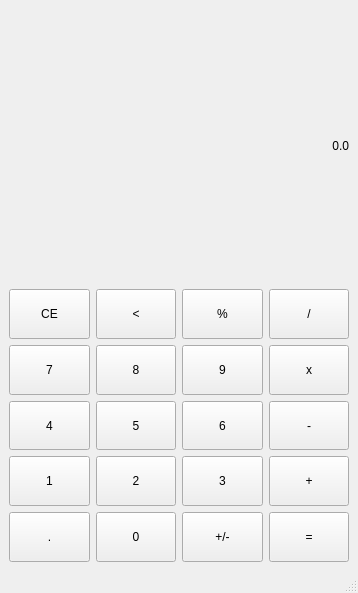
The window that claclulator/mainwindow.ui (UniversityWorks/oop) describes before a commit, drawn with Qt 5.
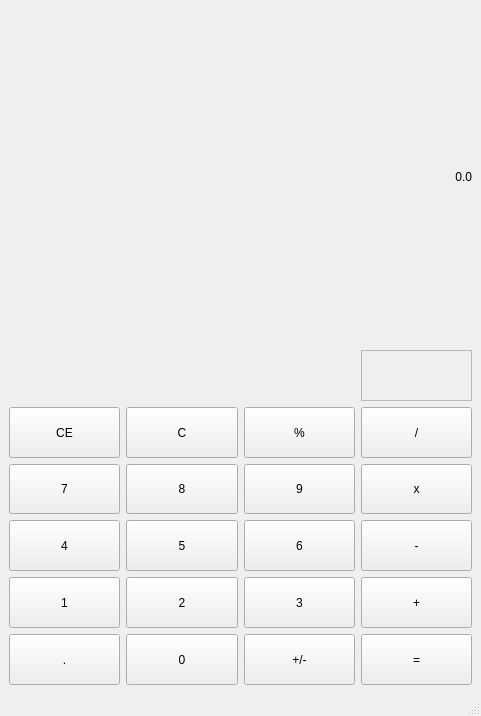
The same window after the commit.

```diff
--- a/claclulator/mainwindow.ui
+++ b/claclulator/mainwindow.ui
@@ -6,8 +6,8 @@
    <rect>
     <x>0</x>
     <y>0</y>
-    <width>358</width>
-    <height>593</height>
+    <width>481</width>
+    <height>716</height>
    </rect>
   </property>
   <property name="windowTitle">
@@ -36,101 +36,23 @@
     </item>
     <item>
      <layout class="QGridLayout" name="gridLayout">
-      <item row="4" column="1">
-       <widget class="QPushButton" name="Zero">
-        <property name="sizePolicy">
-         <sizepolicy hsizetype="Preferred" vsizetype="Preferred">
-          <horstretch>0</horstretch>
-          <verstretch>0</verstretch>
-         </sizepolicy>
-        </property>
-        <property name="text">
-         <string>0</string>
-        </property>
-       </widget>
-      </item>
-      <item row="3" column="1">
-       <widget class="QPushButton" name="Button2">
-        <property name="sizePolicy">
-         <sizepolicy hsizetype="Preferred" vsizetype="Preferred">
-          <horstretch>0</horstretch>
-          <verstretch>0</verstretch>
-         </sizepolicy>
-        </property>
-        <property name="text">
-         <string>2</string>
-        </property>
-       </widget>
-      </item>
-      <item row="4" column="3">
-       <widget class="QPushButton" name="Equal">
-        <property name="sizePolicy">
-         <sizepolicy hsizetype="Preferred" vsizetype="Preferred">
-          <horstretch>0</horstretch>
-          <verstretch>0</verstretch>
-         </sizepolicy>
-        </property>
-        <property name="text">
-         <string>=</string>
-        </property>
-       </widget>
-      </item>
       <item row="3" column="0">
-       <widget class="QPushButton" name="Button1">
+       <widget class="QPushButton" name="Button4">
         <property name="sizePolicy">
-         <sizepolicy hsizetype="Preferred" vsizetype="Preferred">
+         <sizepolicy hsizetype="MinimumExpanding" vsizetype="Preferred">
           <horstretch>0</horstretch>
           <verstretch>0</verstretch>
          </sizepolicy>
         </property>
         <property name="text">
-         <string>1</string>
+         <string>4</string>
         </property>
        </widget>
       </item>
       <item row="1" column="2">
-       <widget class="QPushButton" name="Button9">
-        <property name="sizePolicy">
-         <sizepolicy hsizetype="Preferred" vsizetype="Preferred">
-          <horstretch>0</horstretch>
-          <verstretch>0</verstretch>
-         </sizepolicy>
-        </property>
-        <property name="text">
-         <string>9</string>
-        </property>
-       </widget>
-      </item>
-      <item row="2" column="1">
-       <widget class="QPushButton" name="Button5">
-        <property name="sizePolicy">
-         <sizepolicy hsizetype="Preferred" vsizetype="Preferred">
-          <horstretch>0</horstretch>
-          <verstretch>0</verstretch>
-         </sizepolicy>
-        </property>
-        <property name="text">
-         <string>5</string>
-        </property>
-       </widget>
-      </item>
-      <item row="2" column="3">
-       <widget class="QPushButton" name="Substract">
-        <property name="sizePolicy">
-         <sizepolicy hsizetype="Preferred" vsizetype="Preferred">
-          <horstretch>0</horstretch>
-          <verstretch>0</verstretch>
-         </sizepolicy>
-        </property>
-        <property name="text">
-         <string>-</string>
-        </property>
-       </widget>
-      </item>
-      <item row="0" column="2">
        <widget class="QPushButton" name="Percent">
         <property name="sizePolicy">
-         <sizepolicy hsizetype="Preferred" vsizetype="Preferred">
+         <sizepolicy hsizetype="MinimumExpanding" vsizetype="Preferred">
           <horstretch>0</horstretch>
           <verstretch>0</verstretch>
          </sizepolicy>
@@ -140,36 +62,23 @@
         </property>
        </widget>
       </item>
-      <item row="4" column="0">
-       <widget class="QPushButton" name="Floating_point">
+      <item row="5" column="1">
+       <widget class="QPushButton" name="Zero">
         <property name="sizePolicy">
-         <sizepolicy hsizetype="Preferred" vsizetype="Preferred">
+         <sizepolicy hsizetype="MinimumExpanding" vsizetype="Preferred">
           <horstretch>0</horstretch>
           <verstretch>0</verstretch>
          </sizepolicy>
         </property>
         <property name="text">
-         <string>.</string>
+         <string>0</string>
         </property>
        </widget>
       </item>
-      <item row="1" column="1">
-       <widget class="QPushButton" name="Button8">
-        <property name="sizePolicy">
-         <sizepolicy hsizetype="Preferred" vsizetype="Preferred">
-          <horstretch>0</horstretch>
-          <verstretch>0</verstretch>
-         </sizepolicy>
-        </property>
-        <property name="text">
-         <string>8</string>
-        </property>
-       </widget>
-      </item>
-      <item row="3" column="2">
+      <item row="4" column="2">
        <widget class="QPushButton" name="Button3">
         <property name="sizePolicy">
-         <sizepolicy hsizetype="Preferred" vsizetype="Preferred">
+         <sizepolicy hsizetype="MinimumExpanding" vsizetype="Preferred">
           <horstretch>0</horstretch>
           <verstretch>0</verstretch>
          </sizepolicy>
@@ -182,49 +91,36 @@
         </property>
        </widget>
       </item>
-      <item row="0" column="0">
-       <widget class="QPushButton" name="CE">
+      <item row="2" column="2">
+       <widget class="QPushButton" name="Button9">
         <property name="sizePolicy">
-         <sizepolicy hsizetype="Preferred" vsizetype="Preferred">
+         <sizepolicy hsizetype="MinimumExpanding" vsizetype="Preferred">
           <horstretch>0</horstretch>
           <verstretch>0</verstretch>
          </sizepolicy>
         </property>
         <property name="text">
-         <string>CE</string>
+         <string>9</string>
         </property>
        </widget>
       </item>
-      <item row="4" column="2">
-       <widget class="QPushButton" name="Change_sign">
+      <item row="5" column="0">
+       <widget class="QPushButton" name="Floating_point">
         <property name="sizePolicy">
-         <sizepolicy hsizetype="Preferred" vsizetype="Preferred">
+         <sizepolicy hsizetype="MinimumExpanding" vsizetype="Preferred">
           <horstretch>0</horstretch>
           <verstretch>0</verstretch>
          </sizepolicy>
         </property>
         <property name="text">
-         <string>+/-</string>
+         <string>.</string>
         </property>
        </widget>
       </item>
-      <item row="0" column="1">
-       <widget class="QPushButton" name="Delete_num">
-        <property name="sizePolicy">
-         <sizepolicy hsizetype="Preferred" vsizetype="Preferred">
-          <horstretch>0</horstretch>
-          <verstretch>0</verstretch>
-         </sizepolicy>
-        </property>
-        <property name="text">
-         <string>&lt;</string>
-        </property>
-       </widget>
-      </item>
-      <item row="3" column="3">
+      <item row="4" column="3">
        <widget class="QPushButton" name="Add">
         <property name="sizePolicy">
-         <sizepolicy hsizetype="Preferred" vsizetype="Preferred">
+         <sizepolicy hsizetype="MinimumExpanding" vsizetype="Preferred">
           <horstretch>0</horstretch>
           <verstretch>0</verstretch>
          </sizepolicy>
@@ -234,23 +130,49 @@
         </property>
        </widget>
       </item>
+      <item row="4" column="1">
+       <widget class="QPushButton" name="Button2">
+        <property name="sizePolicy">
+         <sizepolicy hsizetype="MinimumExpanding" vsizetype="Preferred">
+          <horstretch>0</horstretch>
+          <verstretch>0</verstretch>
+         </sizepolicy>
+        </property>
+        <property name="text">
+         <string>2</string>
+        </property>
+       </widget>
+      </item>
+      <item row="4" column="0">
+       <widget class="QPushButton" name="Button1">
+        <property name="sizePolicy">
+         <sizepolicy hsizetype="MinimumExpanding" vsizetype="Preferred">
+          <horstretch>0</horstretch>
+          <verstretch>0</verstretch>
+         </sizepolicy>
+        </property>
+        <property name="text">
+         <string>1</string>
+        </property>
+       </widget>
+      </item>
+      <item row="5" column="2">
+       <widget class="QPushButton" name="Change_sign">
+        <property name="sizePolicy">
+         <sizepolicy hsizetype="MinimumExpanding" vsizetype="Preferred">
+          <horstretch>0</horstretch>
+          <verstretch>0</verstretch>
+         </sizepolicy>
+        </property>
+        <property name="text">
+         <string>+/-</string>
+        </property>
+       </widget>
+      </item>
       <item row="2" column="0">
-       <widget class="QPushButton" name="Button4">
-        <property name="sizePolicy">
-         <sizepolicy hsizetype="Preferred" vsizetype="Preferred">
-          <horstretch>0</horstretch>
-          <verstretch>0</verstretch>
-         </sizepolicy>
-        </property>
-        <property name="text">
-         <string>4</string>
-        </property>
-       </widget>
-      </item>
-      <item row="1" column="0">
        <widget class="QPushButton" name="Button7">
         <property name="sizePolicy">
-         <sizepolicy hsizetype="Preferred" vsizetype="Preferred">
+         <sizepolicy hsizetype="MinimumExpanding" vsizetype="Preferred">
           <horstretch>0</horstretch>
           <verstretch>0</verstretch>
          </sizepolicy>
@@ -260,23 +182,10 @@
         </property>
        </widget>
       </item>
-      <item row="0" column="3">
-       <widget class="QPushButton" name="Divide">
-        <property name="sizePolicy">
-         <sizepolicy hsizetype="Preferred" vsizetype="Preferred">
-          <horstretch>0</horstretch>
-          <verstretch>0</verstretch>
-         </sizepolicy>
-        </property>
-        <property name="text">
-         <string>/</string>
-        </property>
-       </widget>
-      </item>
-      <item row="1" column="3">
+      <item row="2" column="3">
        <widget class="QPushButton" name="Multiple">
         <property name="sizePolicy">
-         <sizepolicy hsizetype="Preferred" vsizetype="Preferred">
+         <sizepolicy hsizetype="MinimumExpanding" vsizetype="Preferred">
           <horstretch>0</horstretch>
           <verstretch>0</verstretch>
          </sizepolicy>
@@ -286,10 +195,72 @@
         </property>
        </widget>
       </item>
-      <item row="2" column="2">
+      <item row="3" column="1">
+       <widget class="QPushButton" name="Button5">
+        <property name="sizePolicy">
+         <sizepolicy hsizetype="MinimumExpanding" vsizetype="Preferred">
+          <horstretch>0</horstretch>
+          <verstretch>0</verstretch>
+         </sizepolicy>
+        </property>
+        <property name="text">
+         <string>5</string>
+        </property>
+       </widget>
+      </item>
+      <item row="0" column="3">
+       <widget class="QFrame" name="frame">
+        <property name="frameShape">
+         <enum>QFrame::Shape::StyledPanel</enum>
+        </property>
+        <property name="frameShadow">
+         <enum>QFrame::Shadow::Raised</enum>
+        </property>
+       </widget>
+      </item>
+      <item row="1" column="0">
+       <widget class="QPushButton" name="Delete_num">
+        <property name="sizePolicy">
+         <sizepolicy hsizetype="MinimumExpanding" vsizetype="Preferred">
+          <horstretch>0</horstretch>
+          <verstretch>0</verstretch>
+         </sizepolicy>
+        </property>
+        <property name="text">
+         <string>CE</string>
+        </property>
+       </widget>
+      </item>
+      <item row="2" column="1">
+       <widget class="QPushButton" name="Button8">
+        <property name="sizePolicy">
+         <sizepolicy hsizetype="MinimumExpanding" vsizetype="Preferred">
+          <horstretch>0</horstretch>
+          <verstretch>0</verstretch>
+         </sizepolicy>
+        </property>
+        <property name="text">
+         <string>8</string>
+        </property>
+       </widget>
+      </item>
+      <item row="3" column="3">
+       <widget class="QPushButton" name="Substract">
+        <property name="sizePolicy">
+         <sizepolicy hsizetype="MinimumExpanding" vsizetype="Preferred">
+          <horstretch>0</horstretch>
+          <verstretch>0</verstretch>
+         </sizepolicy>
+        </property>
+        <property name="text">
+         <string>-</string>
+        </property>
+       </widget>
+      </item>
+      <item row="3" column="2">
        <widget class="QPushButton" name="Button6">
         <property name="sizePolicy">
-         <sizepolicy hsizetype="Preferred" vsizetype="Preferred">
+         <sizepolicy hsizetype="MinimumExpanding" vsizetype="Preferred">
           <horstretch>0</horstretch>
           <verstretch>0</verstretch>
          </sizepolicy>
@@ -299,6 +270,45 @@
         </property>
        </widget>
       </item>
+      <item row="1" column="1">
+       <widget class="QPushButton" name="Delete_all">
+        <property name="sizePolicy">
+         <sizepolicy hsizetype="MinimumExpanding" vsizetype="Preferred">
+          <horstretch>0</horstretch>
+          <verstretch>0</verstretch>
+         </sizepolicy>
+        </property>
+        <property name="text">
+         <string>С</string>
+        </property>
+       </widget>
+      </item>
+      <item row="5" column="3">
+       <widget class="QPushButton" name="Equal">
+        <property name="sizePolicy">
+         <sizepolicy hsizetype="MinimumExpanding" vsizetype="Preferred">
+          <horstretch>0</horstretch>
+          <verstretch>0</verstretch>
+         </sizepolicy>
+        </property>
+        <property name="text">
+         <string>=</string>
+        </property>
+       </widget>
+      </item>
+      <item row="1" column="3">
+       <widget class="QPushButton" name="Divide">
+        <property name="sizePolicy">
+         <sizepolicy hsizetype="MinimumExpanding" vsizetype="Preferred">
+          <horstretch>0</horstretch>
+          <verstretch>0</verstretch>
+         </sizepolicy>
+        </property>
+        <property name="text">
+         <string>/</string>
+        </property>
+       </widget>
+      </item>
      </layout>
     </item>
    </layout>
```
Left out of the diff: 2 changed lines with no effect on the pictures.
